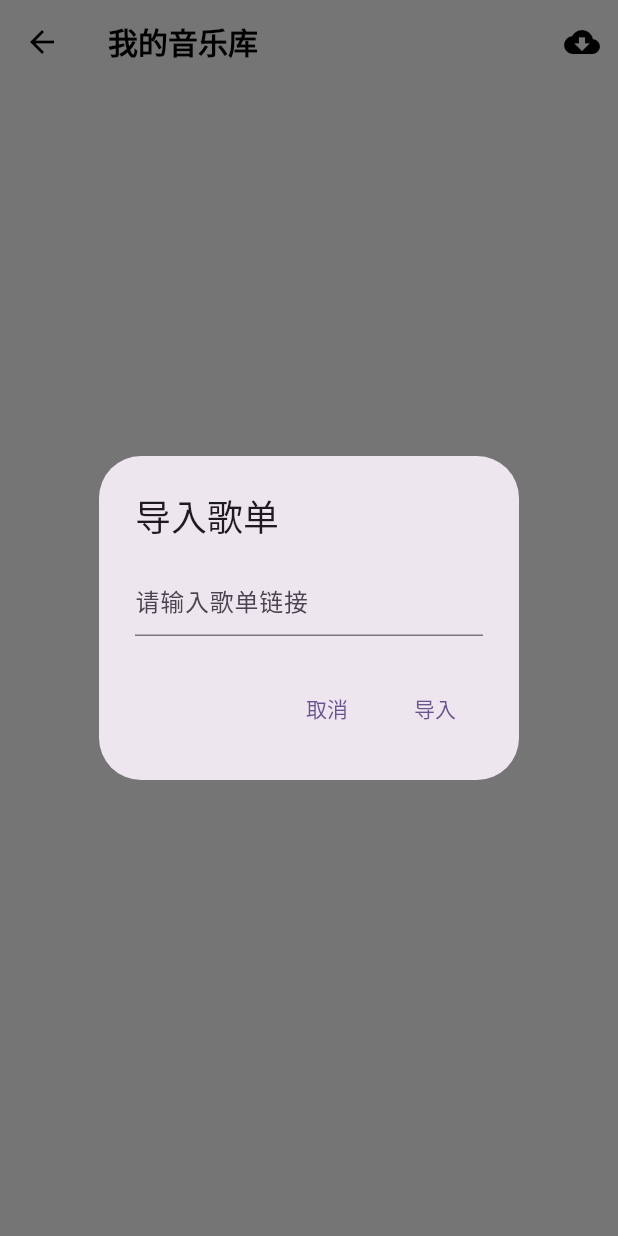
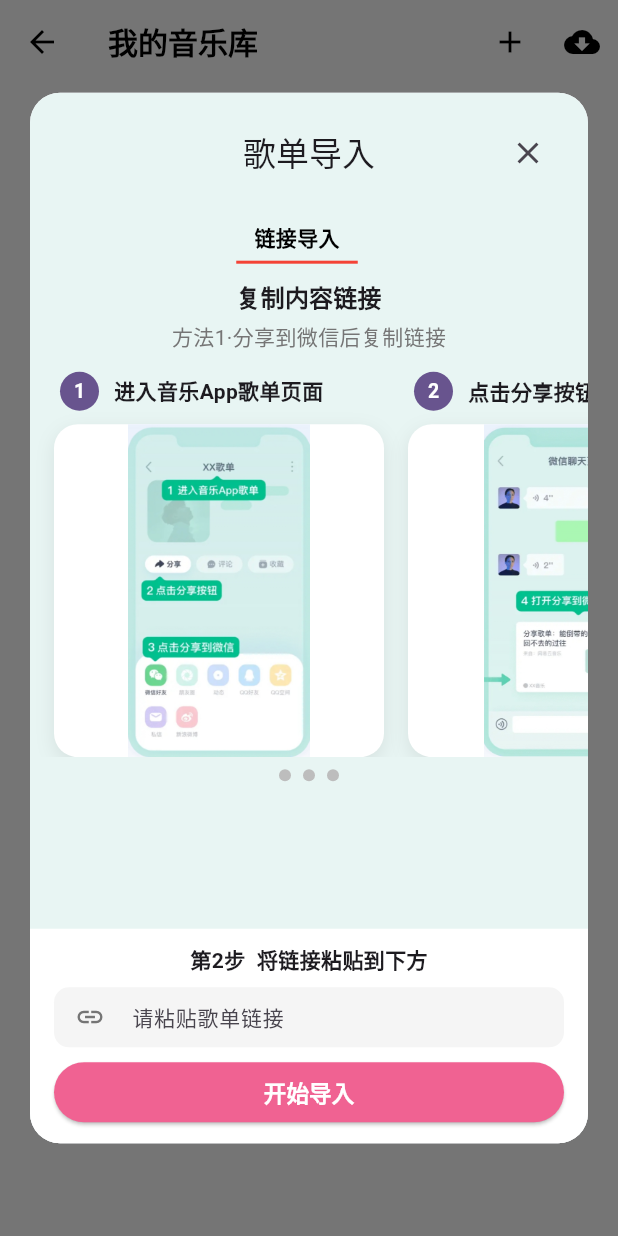
Before and after one commit to njuliebe/music-app, a Flutter app: the LibraryPage screen opened directly, after a tap on the "cloud download" icon, on a phone screen of 412 x 824 dp. Run offline on Flutter 3.47's test engine with Material 3 defaults, Android fonts, the phone set to English and light mode, and no system bars; our stand-ins replace dio, flutter_riverpod, freezed_annotation, just_audio, rxdart, scrollable_positioned_list and 2 more; accounts and stored records are empty.

Commit message:
update import tips

```diff
--- a/lib/src/features/library/presentation/pages/library_page.dart
+++ b/lib/src/features/library/presentation/pages/library_page.dart
@@ -1,9 +1,9 @@
 import 'package:flutter/material.dart';
 import 'package:flutter_riverpod/flutter_riverpod.dart';
-import 'package:music_app/src/data/models/playlist.dart';
 import 'package:music_app/src/data/providers.dart';
 import 'package:music_app/src/features/library/presentation/providers/playlist_notifier.dart';
 import 'package:music_app/src/features/library/presentation/widgets/playlist_list_item.dart';
+import 'package:music_app/src/features/library/presentation/widgets/import_tips_dialog.dart';
 import 'package:music_app/main.dart'; // For playlistRepositoryProvider
 
 class LibraryPage extends ConsumerStatefulWidget {
@@ -45,16 +45,27 @@ class _LibraryPageState extends ConsumerState<LibraryPage> {
       appBar: AppBar(
         title: const Text('我的音乐库'),
         actions: [
-          // IconButton(
-          //   icon: const Icon(Icons.add),
-          //   onPressed: () {
-          //     // TODO: Implement create playlist functionality
-          //   },
-          // ),
+          IconButton(
+            icon: const Icon(Icons.add),
+            onPressed: () {
+              // TODO: Implement create playlist functionality
+            },
+          ),
           IconButton(
             icon: const Icon(Icons.cloud_download),
-            onPressed: () {
-              _showImportPlaylistDialog(context, ref);
+            onPressed: () async {
+              // Show tips dialog with URL input
+              final result = await showDialog<String>(
+                context: context,
+                builder: (context) => ImportTipsDialog(
+                  onComplete: () {},
+                ),
+              );
+
+              if (result != null && result.isNotEmpty) {
+                // Process the import directly with the URL
+                _importPlaylist(context, ref, result);
+              }
             },
           ),
         ],
@@ -101,33 +112,8 @@ class _LibraryPageState extends ConsumerState<LibraryPage> {
     );
   }
 
-  void _showImportPlaylistDialog(BuildContext context, WidgetRef ref) {
-    final TextEditingController _urlController = TextEditingController();
-
-    showDialog(
-      context: context,
-      builder: (BuildContext dialogContext) {
-        return AlertDialog(
-          title: const Text('导入歌单'),
-          content: TextField(
-            controller: _urlController,
-            decoration: const InputDecoration(hintText: '请输入歌单链接'),
-          ),
-          actions: <Widget>[
-            TextButton(
-              child: const Text('取消'),
-              onPressed: () {
-                Navigator.of(dialogContext).pop();
-              },
-            ),
-            TextButton(
-              child: const Text('导入'),
-              onPressed: () async {
-                final String playlistUrl = _urlController.text;
-                if (playlistUrl.isEmpty) return;
-
+  void _importPlaylist(BuildContext context, WidgetRef ref, String playlistUrl) async {
     final scaffoldMessenger = ScaffoldMessenger.of(context);
-                Navigator.of(dialogContext).pop();
 
     scaffoldMessenger.showSnackBar(
       const SnackBar(content: Text('正在导入歌单...')),
@@ -135,17 +121,11 @@ class _LibraryPageState extends ConsumerState<LibraryPage> {
 
     try {
       final importService = ref.read(playlistImportServiceProvider);
-                  final playlistRepository = ref.read(
-                    playlistRepositoryProvider,
-                  );
-                  final importedPlaylist = await importService.importPlaylist(
-                    playlistUrl,
-                  );
+      final playlistRepository = ref.read(playlistRepositoryProvider);
+      final importedPlaylist = await importService.importPlaylist(playlistUrl);
 
       if (importedPlaylist != null) {
-                    await playlistRepository.saveImportedPlaylist(
-                      importedPlaylist,
-                    );
+        await playlistRepository.saveImportedPlaylist(importedPlaylist);
         scaffoldMessenger.showSnackBar(
           SnackBar(
             content: Text('歌单 "${importedPlaylist.name}" 导入成功！'),
@@ -162,11 +142,5 @@ class _LibraryPageState extends ConsumerState<LibraryPage> {
         SnackBar(content: Text('歌单导入失败: ${e.toString()}')),
       );
     }
-              },
-            ),
-          ],
-        );
-      },
-    );
   }
 }
--- /dev/null
+++ b/lib/src/features/library/presentation/widgets/import_tips_dialog.dart
@@ -0,0 +1,400 @@
+import 'package:flutter/material.dart';
+
+class ImportTipsDialog extends StatefulWidget {
+  final VoidCallback onComplete;
+
+  const ImportTipsDialog({super.key, required this.onComplete});
+
+  @override
+  State<ImportTipsDialog> createState() => _ImportTipsDialogState();
+}
+
+class _ImportTipsDialogState extends State<ImportTipsDialog> {
+  final ScrollController _scrollController = ScrollController();
+  final TextEditingController _urlController = TextEditingController();
+  bool _imagesLoaded = false;
+
+  final List<_TipStep> _steps = [
+    _TipStep(
+      title: '进入音乐App歌单',
+      imagePath: 'lib/assets/images/import_tips/step1.jpg',
+      description: '第1步',
+      subtitle: '进入音乐App歌单页面',
+    ),
+    _TipStep(
+      title: '点击分享按钮',
+      imagePath: 'lib/assets/images/import_tips/step2.jpg',
+      description: '第2步',
+      subtitle: '点击分享按钮',
+    ),
+    _TipStep(
+      title: '复制链接',
+      imagePath: 'lib/assets/images/import_tips/step3.jpg',
+      description: '第3步',
+      subtitle: '点击复制链接',
+    ),
+  ];
+
+  @override
+  void initState() {
+    super.initState();
+    _preloadImages();
+  }
+
+  Future<void> _preloadImages() async {
+    for (final step in _steps) {
+      try {
+        await precacheImage(AssetImage(step.imagePath), context);
+      } catch (e) {
+        debugPrint('Failed to preload image ${step.imagePath}: $e');
+      }
+    }
+    if (mounted) {
+      setState(() {
+        _imagesLoaded = true;
+      });
+    }
+  }
+
+  @override
+  void dispose() {
+    _scrollController.dispose();
+    _urlController.dispose();
+    super.dispose();
+  }
+
+  @override
+  Widget build(BuildContext context) {
+    return Dialog(
+      shape: RoundedRectangleBorder(borderRadius: BorderRadius.circular(20)),
+      insetPadding: const EdgeInsets.symmetric(horizontal: 20, vertical: 24),
+      child: Container(
+        constraints: BoxConstraints(
+          maxHeight: MediaQuery.of(context).size.height * 0.85,
+          maxWidth: 450,
+        ),
+        decoration: BoxDecoration(
+          borderRadius: BorderRadius.circular(20),
+          color: const Color(0xFFE8F5F3),
+        ),
+        child: Scaffold(
+          backgroundColor: Colors.transparent,
+          body: Column(
+            children: [
+            // Header
+            Container(
+              padding: const EdgeInsets.all(16),
+              child: Row(
+                children: [
+                  const SizedBox(width: 48),
+                  Expanded(
+                    child: Text(
+                      '歌单导入',
+                      textAlign: TextAlign.center,
+                      style: Theme.of(context).textTheme.titleLarge,
+                    ),
+                  ),
+                  IconButton(
+                    icon: const Icon(Icons.close),
+                    onPressed: () => Navigator.of(context).pop(),
+                  ),
+                ],
+              ),
+            ),
+            // Scrollable content
+            Expanded(
+              child: ListView(
+                shrinkWrap: false,
+                padding: EdgeInsets.zero,
+                children: [
+                  // Tab indicators
+                  Container(
+                    padding: const EdgeInsets.symmetric(horizontal: 20),
+                    child: Row(
+                      mainAxisAlignment: MainAxisAlignment.center,
+                      children: [
+                        _buildTabButton('链接导入', true),
+                        const SizedBox(width: 16),
+                      ],
+                    ),
+                  ),
+                  const SizedBox(height: 10),
+                  // Title
+                  Center(
+                    child: Text(
+                      '复制内容链接',
+                      style: Theme.of(context).textTheme.titleMedium?.copyWith(
+                        fontWeight: FontWeight.bold,
+                      ),
+                    ),
+                  ),
+                  const SizedBox(height: 4),
+                  Center(
+                    child: Text(
+                      '方法1·分享到微信后复制链接',
+                      style: Theme.of(context).textTheme.bodyMedium?.copyWith(
+                        color: Colors.grey[600],
+                      ),
+                    ),
+                  ),
+                  const SizedBox(height: 10),
+                  // Horizontal scrollable steps
+                  SizedBox(
+                    height: 260,
+                    child: ListView.builder(
+                      controller: _scrollController,
+                      scrollDirection: Axis.horizontal,
+                      padding: const EdgeInsets.symmetric(horizontal: 16),
+                      itemCount: _steps.length,
+                      itemBuilder: (context, index) {
+                        return _buildHorizontalStepCard(_steps[index], index);
+                      },
+                    ),
+                  ),
+                  const SizedBox(height: 8),
+                  // Step indicators
+                  Row(
+                    mainAxisAlignment: MainAxisAlignment.center,
+                    children: List.generate(
+                      _steps.length,
+                      (index) => Container(
+                        margin: const EdgeInsets.symmetric(horizontal: 4),
+                        width: 8,
+                        height: 8,
+                        decoration: BoxDecoration(
+                          shape: BoxShape.circle,
+                          color: Colors.grey[400],
+                        ),
+                      ),
+                    ),
+                  ),
+                  const SizedBox(height: 12),
+                ],
+              ),
+            ),
+            // Bottom section with input (non-scrollable)
+            Container(
+              padding: const EdgeInsets.symmetric(horizontal: 16, vertical: 10),
+              decoration: BoxDecoration(
+                color: Colors.white,
+                borderRadius: const BorderRadius.only(
+                  bottomLeft: Radius.circular(20),
+                  bottomRight: Radius.circular(20),
+                ),
+              ),
+              child: Column(
+                mainAxisSize: MainAxisSize.min,
+                children: [
+                  const Text(
+                    '第2步  将链接粘贴到下方',
+                    style: TextStyle(fontSize: 14, fontWeight: FontWeight.bold),
+                  ),
+                  const SizedBox(height: 8),
+                  // URL Input field
+                  SizedBox(
+                    height: 40,
+                    child: TextField(
+                      controller: _urlController,
+                      decoration: InputDecoration(
+                        hintText: '请粘贴歌单链接',
+                        hintStyle: const TextStyle(fontSize: 14),
+                        filled: true,
+                        fillColor: Colors.grey[100],
+                        border: OutlineInputBorder(
+                          borderRadius: BorderRadius.circular(10),
+                          borderSide: BorderSide.none,
+                        ),
+                        contentPadding: const EdgeInsets.symmetric(
+                          horizontal: 12,
+                          vertical: 8,
+                        ),
+                        prefixIcon: Icon(Icons.link, color: Colors.grey[600], size: 20),
+                      ),
+                      style: const TextStyle(fontSize: 14),
+                      maxLines: 1,
+                    ),
+                  ),
+                  const SizedBox(height: 10),
+                  SizedBox(
+                    height: 40,
+                    width: double.infinity,
+                    child: ElevatedButton(
+                      onPressed: () async {
+                        final String playlistUrl = _urlController.text.trim();
+                        if (playlistUrl.isEmpty) {
+                          ScaffoldMessenger.of(context).showSnackBar(
+                            const SnackBar(content: Text('请输入歌单链接')),
+                          );
+                          return;
+                        }
+
+                        Navigator.of(context).pop(playlistUrl);
+                      },
+                      style: ElevatedButton.styleFrom(
+                        backgroundColor: Colors.pink[300],
+                        padding: EdgeInsets.zero,
+                        shape: RoundedRectangleBorder(
+                          borderRadius: BorderRadius.circular(20),
+                        ),
+                      ),
+                      child: const Text(
+                        '开始导入',
+                        style: TextStyle(
+                          color: Colors.white,
+                          fontSize: 15,
+                          fontWeight: FontWeight.bold,
+                        ),
+                      ),
+                    ),
+                  ),
+                  const SizedBox(height: 4),
+                ],
+              ),
+            ),
+            ],
+          ),
+        ),
+      ),
+    );
+  }
+
+  Widget _buildTabButton(String label, bool isActive) {
+    return Container(
+      padding: const EdgeInsets.symmetric(horizontal: 12, vertical: 6),
+      decoration: BoxDecoration(
+        border: Border(
+          bottom: BorderSide(
+            color: isActive ? Colors.red : Colors.transparent,
+            width: 2,
+          ),
+        ),
+      ),
+      child: Text(
+        label,
+        style: TextStyle(
+          color: isActive ? Colors.black : Colors.grey,
+          fontWeight: isActive ? FontWeight.bold : FontWeight.normal,
+        ),
+      ),
+    );
+  }
+
+  Widget _buildHorizontalStepCard(_TipStep step, int index) {
+    return Container(
+      width: 220,
+      margin: EdgeInsets.only(
+        left: index == 0 ? 0 : 8,
+        right: index == _steps.length - 1 ? 0 : 8,
+      ),
+      child: Column(
+        children: [
+          // Step number and title
+          Container(
+            height: 32,
+            padding: const EdgeInsets.symmetric(horizontal: 4),
+            child: Row(
+              children: [
+                Container(
+                  width: 26,
+                  height: 26,
+                  decoration: BoxDecoration(
+                    shape: BoxShape.circle,
+                    color: Theme.of(context).primaryColor,
+                  ),
+                  child: Center(
+                    child: Text(
+                      '${index + 1}',
+                      style: const TextStyle(
+                        color: Colors.white,
+                        fontWeight: FontWeight.bold,
+                        fontSize: 13,
+                      ),
+                    ),
+                  ),
+                ),
+                const SizedBox(width: 10),
+                Expanded(
+                  child: Text(
+                    step.subtitle ?? step.title,
+                    style: const TextStyle(
+                      fontSize: 14,
+                      fontWeight: FontWeight.w600,
+                    ),
+                    maxLines: 1,
+                    overflow: TextOverflow.ellipsis,
+                  ),
+                ),
+              ],
+            ),
+          ),
+          const SizedBox(height: 6),
+          // Image card
+          Expanded(
+            child: Container(
+              decoration: BoxDecoration(
+                borderRadius: BorderRadius.circular(16),
+                color: Colors.white,
+                boxShadow: [
+                  BoxShadow(
+                    color: Colors.black.withValues(alpha: 0.08),
+                    blurRadius: 10,
+                    offset: const Offset(0, 4),
+                  ),
+                ],
+              ),
+              child: ClipRRect(
+                borderRadius: BorderRadius.circular(16),
+                child: Image.asset(
+                  step.imagePath,
+                  fit: BoxFit.contain,
+                  width: double.infinity,
+                  errorBuilder: (context, error, stackTrace) {
+                    debugPrint('Error loading image ${step.imagePath}: $error');
+                    return Container(
+                      color: Colors.grey[100],
+                      child: Center(
+                        child: Column(
+                          mainAxisAlignment: MainAxisAlignment.center,
+                          children: [
+                            Icon(
+                              Icons.image_not_supported,
+                              size: 40,
+                              color: Colors.grey[400],
+                            ),
+                            const SizedBox(height: 12),
+                            Text(
+                              step.description,
+                              style: TextStyle(
+                                color: Colors.grey[600],
+                                fontSize: 14,
+                                fontWeight: FontWeight.w500,
+                              ),
+                            ),
+                          ],
+                        ),
+                      ),
+                    );
+                  },
+                ),
+              ),
+            ),
+          ),
+        ],
+      ),
+    );
+  }
+}
+
+class _TipStep {
+  final String title;
+  final String imagePath;
+  final String description;
+  final String? subtitle;
+
+  _TipStep({
+    required this.title,
+    required this.imagePath,
+    required this.description,
+    this.subtitle,
+  });
+}
--- a/pubspec.yaml
+++ b/pubspec.yaml
@@ -79,9 +79,8 @@ flutter:
   uses-material-design: true
 
   # To add assets to your application, add an assets section, like this:
-  # assets:
-  #   - images/a_dot_burr.jpeg
-  #   - images/a_dot_ham.jpeg
+  assets:
+    - lib/assets/images/import_tips/
 
   # An image asset can refer to one or more resolution-specific "variants", see
   # https://flutter.dev/to/resolution-aware-images
```
Also changed, not shown: lib/assets/images/import_tips/step1.jpg (added), lib/assets/images/import_tips/step2.jpg (added), lib/assets/images/import_tips/step3.jpg (added), pic/WechatIMG117.jpg (added), pic/imp1.jpg (added), pic/imp2.jpg (added), pic/imp3.jpg (added), pic/import.jpg (added). Lines whose indentation alone changed are shown as unchanged.
